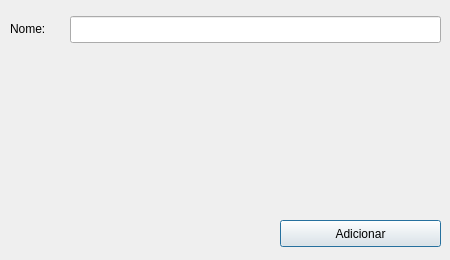
The window that src/createowner.ui (johnfercher/tdp) describes before a commit, drawn with Qt 5.
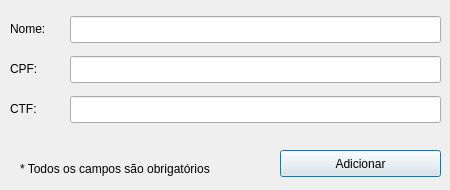
The same window after the commit.

Diff of the .ui file:
```diff
--- a/src/createowner.ui
+++ b/src/createowner.ui
@@ -7,7 +7,7 @@
     <x>0</x>
     <y>0</y>
     <width>450</width>
-    <height>260</height>
+    <height>190</height>
    </rect>
   </property>
   <property name="windowTitle">
@@ -40,7 +40,7 @@
    <property name="geometry">
     <rect>
      <x>280</x>
-     <y>220</y>
+     <y>150</y>
      <width>161</width>
      <height>27</height>
     </rect>
@@ -49,6 +49,65 @@
     <string>Adicionar</string>
    </property>
   </widget>
+  <widget class="QLabel" name="label_2">
+   <property name="geometry">
+    <rect>
+     <x>20</x>
+     <y>160</y>
+     <width>241</width>
+     <height>17</height>
+    </rect>
+   </property>
+   <property name="text">
+    <string>* Todos os campos são obrigatórios</string>
+   </property>
+  </widget>
+  <widget class="QLineEdit" name="cpfLine">
+   <property name="geometry">
+    <rect>
+     <x>70</x>
+     <y>56</y>
+     <width>371</width>
+     <height>27</height>
+    </rect>
+   </property>
+  </widget>
+  <widget class="QLabel" name="label_3">
+   <property name="geometry">
+    <rect>
+     <x>10</x>
+     <y>60</y>
+     <width>67</width>
+     <height>17</height>
+    </rect>
+   </property>
+   <property name="text">
+    <string>CPF:</string>
+   </property>
+  </widget>
+  <widget class="QLineEdit" name="ctfLine">
+   <property name="geometry">
+    <rect>
+     <x>70</x>
+     <y>96</y>
+     <width>371</width>
+     <height>27</height>
+    </rect>
+   </property>
+  </widget>
+  <widget class="QLabel" name="label_4">
+   <property name="geometry">
+    <rect>
+     <x>10</x>
+     <y>100</y>
+     <width>67</width>
+     <height>17</height>
+    </rect>
+   </property>
+   <property name="text">
+    <string>CTF:</string>
+   </property>
+  </widget>
  </widget>
  <resources/>
  <connections/>
```
